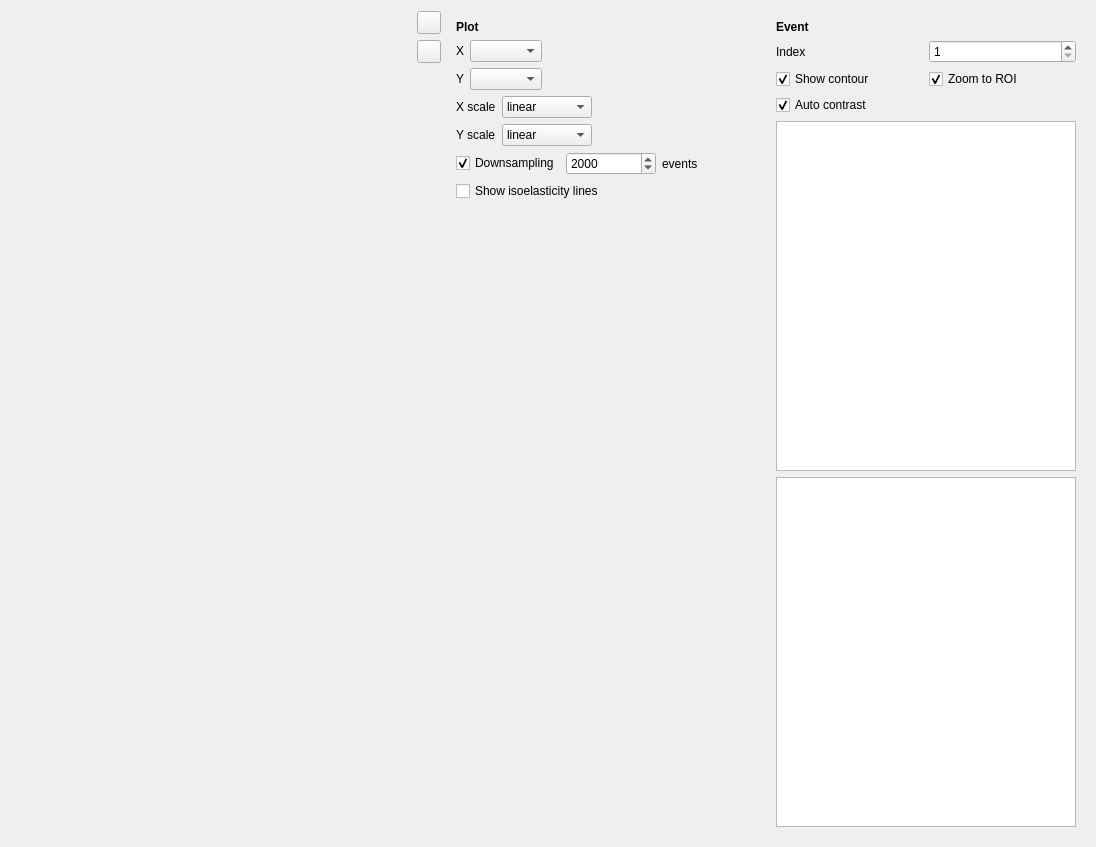
Above: shapeout2/gui/quick_view.ui from ZELLMECHANIK-DRESDEN/ShapeOut2 before the change. Below: the same form after it.
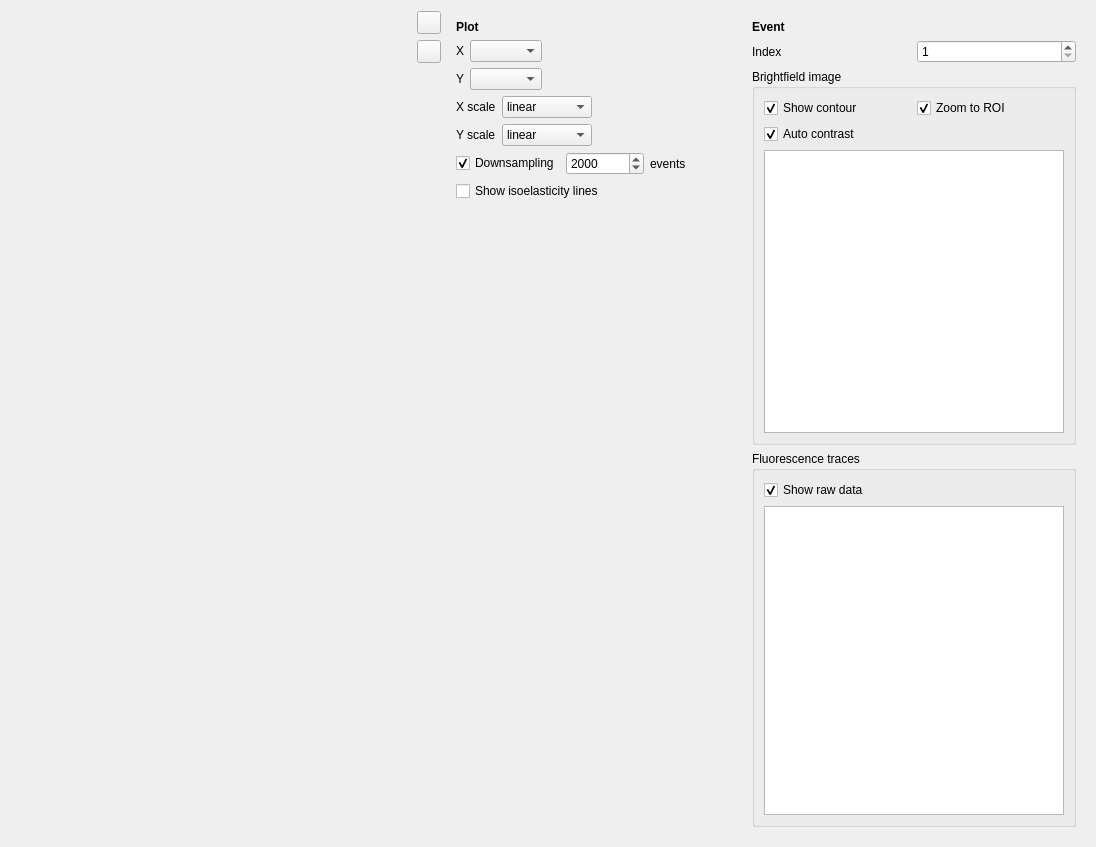
That is the form after the change. Icons and pictures are not drawn. Custom widgets are drawn as their Qt base class.

Commit message: show trace data

What changed in the file:
```diff
--- a/shapeout2/gui/quick_view.ui
+++ b/shapeout2/gui/quick_view.ui
@@ -295,6 +295,12 @@
        </layout>
       </item>
       <item>
+       <widget class="QGroupBox" name="groupBox">
+        <property name="title">
+         <string>Brightfield image</string>
+        </property>
+        <layout class="QVBoxLayout" name="verticalLayout">
+         <item>
        <layout class="QGridLayout" name="gridLayout_3">
         <property name="topMargin">
          <number>0</number>
@@ -336,13 +342,49 @@
         <property name="minimumSize">
          <size>
           <width>300</width>
-          <height>0</height>
+             <height>200</height>
          </size>
         </property>
        </widget>
       </item>
+        </layout>
+       </widget>
+      </item>
       <item>
-       <widget class="ImageView" name="imageView_trace"/>
+       <widget class="QGroupBox" name="groupBox_2">
+        <property name="title">
+         <string>Fluorescence traces</string>
+        </property>
+        <layout class="QVBoxLayout" name="verticalLayout_2">
+         <item>
+          <layout class="QGridLayout" name="gridLayout_4">
+           <property name="topMargin">
+            <number>0</number>
+           </property>
+           <item row="0" column="0">
+            <widget class="QCheckBox" name="checkBox_raw_trace">
+             <property name="text">
+              <string>Show raw data</string>
+             </property>
+             <property name="checked">
+              <bool>true</bool>
+             </property>
+            </widget>
+           </item>
+          </layout>
+         </item>
+         <item>
+          <widget class="PlotWidget" name="graphicsView_trace">
+           <property name="minimumSize">
+            <size>
+             <width>0</width>
+             <height>200</height>
+            </size>
+           </property>
+          </widget>
+         </item>
+        </layout>
+       </widget>
       </item>
      </layout>
     </widget>
@@ -361,6 +403,11 @@
    <extends>QGraphicsView</extends>
    <header>pyqtgraph</header>
   </customwidget>
+  <customwidget>
+   <class>PlotWidget</class>
+   <extends>QGraphicsView</extends>
+   <header>pyqtgraph</header>
+  </customwidget>
  </customwidgets>
  <resources/>
  <connections/>
```
Lines whose indentation alone changed are shown as unchanged. The commit also changes 1 other file.
